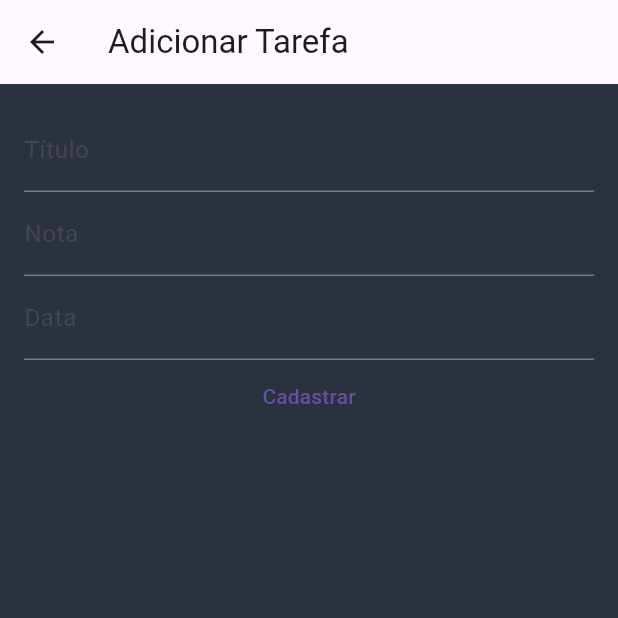
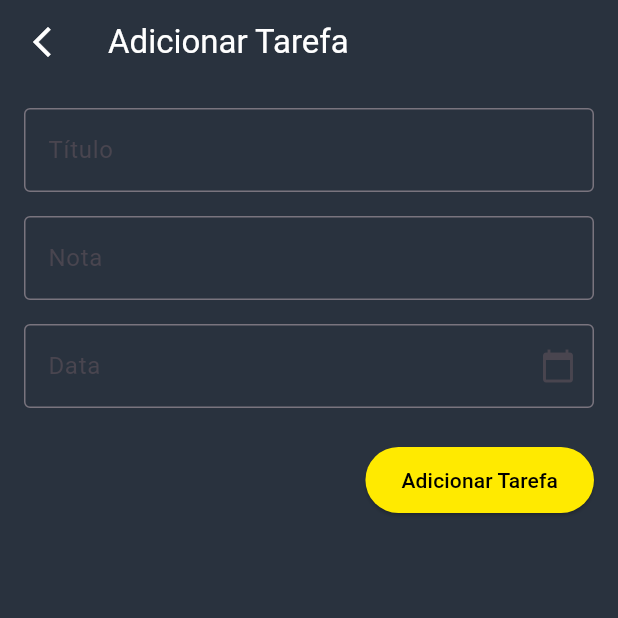
Before and after one commit to Kevengrf/Illumina, a Flutter app: the screen it shows after launch, item 2 of the bottom bar chosen, after a tap on "Add Tarefa", on a phone screen of 412 x 824 dp, the top half of it. Run offline on Flutter 3.47's test engine with Material 3 defaults, Android fonts, the phone set to English and light mode, and no system bars; our stand-ins replace date_picker_timeline.

Commit message:
estilização tela adicionar tarefas

```diff
--- a/lib/homepage.dart
+++ b/lib/homepage.dart
@@ -39,7 +39,7 @@ class _HomePageState extends State<HomePage> {
             label: 'Metodos',
           ),
           BottomNavigationBarItem(
-            icon: Icon(Icons.person),
+            icon: Icon(Icons.assignment_outlined),
             label: 'Tarefas',
              // Adicionando o novo ícone para Pomodoro )
           ),
--- a/lib/main.dart
+++ b/lib/main.dart
@@ -16,7 +16,10 @@ class MyApp extends StatelessWidget {
     return MaterialApp(
       debugShowCheckedModeBanner: false,
       theme: ThemeData(
-        scaffoldBackgroundColor: Color.fromRGBO(41, 50, 62, 1)
+        appBarTheme: const AppBarTheme(
+          backgroundColor: Color.fromRGBO(41, 50, 62, 1),
+          ),
+        scaffoldBackgroundColor: const Color.fromRGBO(41, 50, 62, 1)
       ),
       localizationsDelegates: const [
         GlobalMaterialLocalizations.delegate,
--- a/lib/screens/pomodoro/pomodoro.dart
+++ b/lib/screens/pomodoro/pomodoro.dart
@@ -1,7 +1,7 @@
 import 'package:flutter/material.dart';
 import 'dart:async';
 
-class Pomodoro extends StatefulWidget{
+class Pomodoro extends StatefulWidget {
   const Pomodoro({Key? key}) : super(key: key);
 
   @override
@@ -9,16 +9,19 @@ class Pomodoro extends StatefulWidget{
 }
 
 class _PomodoroState extends State<Pomodoro> {
-    static const maxTime = 25 * 60;
-    int currentTime = maxTime; int rounds = 0;
+  static const maxTime = 10 * 60;
+  int currentTime = maxTime;
+  int rounds = 0;
   Timer? timer;
   void startTimer() {
     if (timer != null && timer!.isActive) return;
     timer = Timer.periodic(Duration(seconds: 1), (Timer t) {
       setState(() {
         if (currentTime > 0) {
-            currentTime--; } else {
-              rounds++; resetTimer();
+          currentTime--;
+        } else {
+          rounds++;
+          resetTimer();
         }
       });
     });
@@ -29,7 +32,8 @@ class Pomodoro extends StatefulWidget{
   }
 
   void resetTimer() {
-        timer?.cancel(); setState(() {
+    timer?.cancel();
+    setState(() {
       currentTime = maxTime;
     });
   }
@@ -40,13 +44,14 @@ class Pomodoro extends StatefulWidget{
     });
   }
 
-      @override Widget build(BuildContext context) {
+  @override
+  Widget build(BuildContext context) {
     return Scaffold(
       appBar: AppBar(
         title: Text('Pomodoro'),
       ),
-          body: Center(
-            child: Column(
+      body: ListView(children: [
+        Column(
           mainAxisAlignment: MainAxisAlignment.center,
           children: <Widget>[
             SizedBox(height: 20),
@@ -54,10 +59,9 @@ class Pomodoro extends StatefulWidget{
               alignment: Alignment.center,
               children: <Widget>[
                 Container(
-                        width: 200, // Aumenta o tamanho do círculo
+                  width: 200,
                   height: 200,
-
-                        child:CircularProgressIndicator(
+                  child: CircularProgressIndicator(
                     value: currentTime / maxTime,
                     strokeWidth: 20,
                     color: Colors.yellow,
@@ -66,13 +70,17 @@ class Pomodoro extends StatefulWidget{
                 Column(
                   mainAxisAlignment: MainAxisAlignment.center,
                   children: <Widget>[
-
                     Text(
                       '${(currentTime ~/ 60).toString().padLeft(2, '0')}:${(currentTime % 60).toString().padLeft(2, '0')}',
                       style: TextStyle(fontSize: 40, color: Colors.white),
                     ),
                     SizedBox(height: 10),
-                        Text( 'Mão na massa!', style: TextStyle(fontSize: 16, fontStyle: FontStyle.italic, color: Colors.white),
+                    Text(
+                      'Mão na massa!',
+                      style: TextStyle(
+                          fontSize: 16,
+                          fontStyle: FontStyle.italic,
+                          color: Colors.white),
                     )
                   ],
                 ),
@@ -109,10 +117,9 @@ class Pomodoro extends StatefulWidget{
               'Rodadas: $rounds',
               style: TextStyle(fontSize: 24, color: Colors.white),
             ),
-
           ],
         ),
-          ),
+      ]),
     );
   }
 }
--- a/lib/screens/tarefa/formTarefa.dart
+++ b/lib/screens/tarefa/formTarefa.dart
@@ -26,7 +26,19 @@ class _FormTarefaState extends State<FormTarefa> {
   Widget build(BuildContext context) {
     return Scaffold(
       appBar: AppBar(
-        title: const Text('Adicionar Tarefa'),
+        leading: IconButton(
+          icon: const Icon(Icons.arrow_back_ios_new),
+          color: Colors.white,
+          onPressed: () {
+            Navigator.pop(context);
+          },
+        ),
+        title: const Text(
+          'Adicionar Tarefa',
+          style: TextStyle(
+            color: Colors.white,
+          ),
+        ),
       ),
       body: Padding(
         padding: const EdgeInsets.all(16.0),
@@ -34,11 +46,29 @@ class _FormTarefaState extends State<FormTarefa> {
           children: [
             TextField(
               controller: _controladorTitulo,
-              decoration: const InputDecoration(labelText: 'Título'),
+              style: const TextStyle(
+                color: Colors.white,
+                fontSize: 16,
               ),
+              decoration: const InputDecoration(
+                labelText: 'Título',
+                border: OutlineInputBorder(),
+              ),
+            ),
+            const SizedBox(height: 16),
             TextField(
               controller: _controladorNota,
-              decoration: const InputDecoration(labelText: 'Nota'),
+              style: const TextStyle(
+                color: Colors.white,
+                fontSize: 16,
+              ),
+              decoration: const InputDecoration(
+                labelText: 'Nota',
+                border: OutlineInputBorder(),
+              ),
+            ),
+            const SizedBox(
+              height: 16,
             ),
             GestureDetector(
               onTap: () async {
@@ -52,19 +82,36 @@ class _FormTarefaState extends State<FormTarefa> {
                 if (pickedDate != null && pickedDate != selecionarData) {
                   setState(() {
                     selecionarData = pickedDate;
-                    _controladorData.text = DateFormat('dd/MM/yyyy').format(selecionarData);
+                    _controladorData.text =
+                        DateFormat('dd/MM/yyyy').format(selecionarData);
                   });
                 }
               },
               child: AbsorbPointer(
                 child: TextField(
                   controller: _controladorData,
-                  decoration: const InputDecoration(labelText: 'Data'),
+                  style: const TextStyle(
+                    color: Colors.white,
+                    fontSize: 16,
+                  ),
+                  decoration: const InputDecoration(
+                    labelText: 'Data',
+                    border: OutlineInputBorder(),
+                    suffixIcon: Icon(Icons.calendar_today),
                   ),
                 ),
               ),
-            TextButton(
-              child: const Text('Cadastrar'),
+            ),
+            const SizedBox(height: 24),
+            Row(
+              mainAxisAlignment: MainAxisAlignment.end,
+              children: [
+                ElevatedButton(
+                  style: ElevatedButton.styleFrom(
+                    backgroundColor: const Color.fromRGBO(255, 234, 0, 1),
+                    padding: const EdgeInsets.symmetric(
+                        horizontal: 24, vertical: 12),
+                  ),
                   onPressed: () {
                     final String titulo = _controladorTitulo.text;
                     final String nota = _controladorNota.text;
@@ -72,8 +119,14 @@ class _FormTarefaState extends State<FormTarefa> {
 
                     Tarefa novaTarefa = Tarefa(titulo, nota, data);
 
-                Navigator.pop(context, novaTarefa);  // Retorna a nova tarefa
+                    Navigator.pop(context, novaTarefa);
                   },
+                  child: const Text(
+                    'Adicionar Tarefa',
+                    style: TextStyle(color: Color.fromARGB(255, 0, 0, 0)),
+                  ),
+                ),
+              ],
             ),
           ],
         ),
--- a/lib/screens/tarefa/tarefas.dart
+++ b/lib/screens/tarefa/tarefas.dart
@@ -26,7 +26,7 @@ class _TarefasState extends State<Tarefas> {
     _selectedDate = now;
   }
 
-  void _adicionarTarefa(Tarefa tarefa) {
+  void _addTarefa(Tarefa tarefa) {
     setState(() {
       _tarefas.add(tarefa);
     });
@@ -45,20 +45,34 @@ class _TarefasState extends State<Tarefas> {
     final width = MediaQuery.of(context).size.width;
 
     return Scaffold(
-      appBar: AppBar(
-        title: const Text('Tarefas'),
-      ),
       body: ListView(
+        padding: const EdgeInsets.symmetric(vertical: 20, horizontal: 10),
         children: [
-          _addTarefa(context),
-          _dateBar(width),
+          _cabecalho(context),
+          _dateBar(),
+          const SizedBox(
+            height: 50
+            ),
           _tarefasFiltradas().isEmpty
-              ? const Center(child: Text("Nenhuma tarefa para hoje."))
+              ? const Center(child: Text("Nenhuma tarefa para hoje.",
+              style: TextStyle(
+                color: Colors.white,
+                fontSize: 16
+              ),))
               : Column(
                   children: _tarefasFiltradas().map((tarefa) {
                     return ListTile(
-                      title: Text(tarefa.titulo),
-                      subtitle: Text(tarefa.nota),
+                      title: Text(tarefa.titulo,
+                      style: const TextStyle(
+                        color: Colors.white,
+                        fontSize: 16
+                        ),),
+                      subtitle: Text(tarefa.nota,
+                      style: const TextStyle(
+                        color: Color.fromRGBO(145, 156, 174, 1),
+                        fontSize: 14
+                      ),
+                      ),
                     );
                   }).toList(),
                 ),
@@ -67,7 +81,7 @@ class _TarefasState extends State<Tarefas> {
     );
   }
 
-  Widget _addTarefa(BuildContext context) {
+  _cabecalho(BuildContext context) {
     return Container(
       margin: const EdgeInsets.symmetric(vertical: 8, horizontal: 16),
       child: Card(
@@ -106,7 +120,7 @@ class _TarefasState extends State<Tarefas> {
               );
 
               if (tarefa != null) {
-                _adicionarTarefa(tarefa);
+                _addTarefa(tarefa);
               }
             },
           ),
@@ -115,7 +129,7 @@ class _TarefasState extends State<Tarefas> {
     );
   }
 
-  Widget _dateBar(double width) {
+  _dateBar() {
     return Container(
       margin: const EdgeInsets.only(top: 20, left: 10),
       child: DatePicker(
@@ -130,13 +144,13 @@ class _TarefasState extends State<Tarefas> {
             _selectedDate = date;
           });
         },
-        monthTextStyle: TextStyle(
-          fontSize: width * 0.04,
+        monthTextStyle: const TextStyle(
+          fontSize: 24,
           fontWeight: FontWeight.w600,
           color: Colors.grey,
         ),
-        dateTextStyle: TextStyle(
-          fontSize: width * 0.04,
+        dateTextStyle: const TextStyle(
+          fontSize: 18,
           fontWeight: FontWeight.w600,
           color: Colors.grey,
         ),
```
Lines whose indentation alone changed are shown as unchanged.
